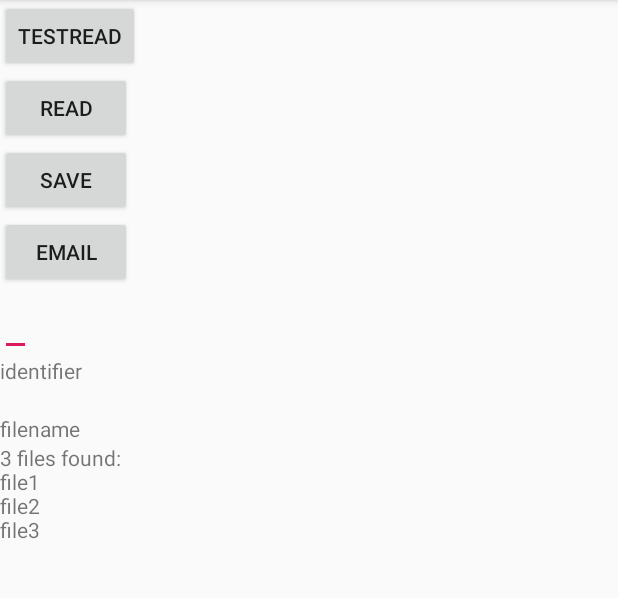
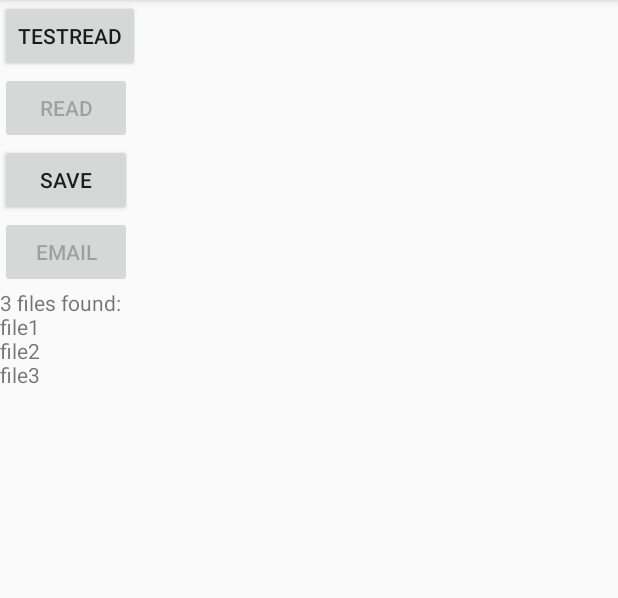
Before and after one commit to jackreuter/bio-bot, an Android app: the screen it shows after launch (MainActivity), after a tap on "TESTREAD", on a phone screen of 412 x 824 dp, the part 84-682 px from its top. Run offline under Robolectric (Android 15) with nearby library versions, the phone set to English and light mode, and no system bars.

Commit message:
Stop app from crashing when USB unplugged (it was triggering callback). Stop from crashing on USB unplug before connection opened. Save data on rotation. Get rid of unused text views.

```diff
--- a/app/src/main/java/jackreuter/biobot/MainActivity.java
+++ b/app/src/main/java/jackreuter/biobot/MainActivity.java
@@ -9,6 +9,7 @@ import android.support.v7.app.AppCompatActivity;
 import android.view.View;
 import android.net.Uri;
 import android.widget.Toast;
+import android.widget.ScrollView;
 import android.content.pm.PackageManager;
 
 import android.hardware.usb.UsbDevice;
@@ -49,24 +50,26 @@ public class MainActivity extends AppCompatActivity {
     Button readButton, saveButton, emailButton;
     EditText identifierText;
     TextView filenameView;
+    ScrollView feedbackContainer;
     TextView feedbackView;
     UsbManager usbManager;
     IntentFilter filter;
     UsbDevice device;
     UsbDeviceConnection connection;
-    UsbSerialDevice serialPort;
+    com.felhr.usbserial.UsbSerialDevice serialPort;
     String[] filenames;
     String[] contents;
 
     /** callback used to communicate with arduino, takes arduino data and parses into
      filenames[] and contents[] */
-    UsbSerialInterface.UsbReadCallback mCallback = new UsbSerialInterface.UsbReadCallback() { //Defining a Callback which triggers whenever data is read.
+    com.felhr.usbserial.UsbSerialInterface.UsbReadCallback mCallback = new UsbSerialInterface.UsbReadCallback() { //Defining a Callback which triggers whenever data is read.
         @Override
         public void onReceivedData(byte[] arg0) {
             String data;
             try {
                 data = new String(arg0, "UTF-8");
-                if (data.substring(0,1).equals(CUE_START)) {
+                if (data.length() > 0) {
+                    if (data.substring(0, 1).equals(CUE_START)) {
                         data = data.substring(1);
                         String[] files = data.split(CUE_NEW_FILE);
                         filenames = new String[files.length];
@@ -78,8 +81,14 @@ public class MainActivity extends AppCompatActivity {
                             contents[i] = fileLong[1];
                             tvAppend(feedbackView, fileLong[0] + "\n");
                         }
+                        if (files.length > 0) {
+                            buttonEnable(saveButton, true);
+                        }
                     } else {
-                    tvAppend(feedbackView, "Received: " + data);
+                        tvAppend(feedbackView, "Received: " + data + "\n");
+                    }
+                } else {
+                    tvAppend(feedbackView, "\n");
                 }
             } catch (UnsupportedEncodingException e) {
                 e.printStackTrace();
@@ -100,7 +109,7 @@ public class MainActivity extends AppCompatActivity {
                     serialPort = UsbSerialDevice.createUsbSerialDevice(device, connection);
                     if (serialPort != null) {
                         if (serialPort.open()) { //Set Serial Connection Parameters.
-                            setUiEnabled(true); //Enable Buttons in UI
+                            readButton.setEnabled(true); //Enable Buttons in UI
                             serialPort.setBaudRate(9600);
                             serialPort.setDataBits(UsbSerialInterface.DATA_BITS_8);
                             serialPort.setStopBits(UsbSerialInterface.STOP_BITS_1);
@@ -127,18 +136,58 @@ public class MainActivity extends AppCompatActivity {
 
     };
 
+    /**
+    @Override
+    protected void onPause() {
+        super.onPause();
+        unregisterReceiver(broadcastReceiver);
+    }
+
+    /**
+    @Override
+    protected void onResume() {
+        super.onResume();
+        filter = new IntentFilter();
+        filter.addAction(ACTION_USB_PERMISSION);
+        filter.addAction(UsbManager.ACTION_USB_DEVICE_ATTACHED);
+        filter.addAction(UsbManager.ACTION_USB_DEVICE_DETACHED);
+        registerReceiver(broadcastReceiver, filter);
+    }
+     **/
+
+    @Override
+    protected void onSaveInstanceState(Bundle outState) {
+        super.onSaveInstanceState(outState);
+        outState.putBoolean("isReadButtonEnabled",readButton.isEnabled());
+        outState.putBoolean("isSaveButtonEnabled",saveButton.isEnabled());
+        outState.putBoolean("isEmailButtonEnabled",emailButton.isEnabled());
+        outState.putCharSequence("feedbackViewText", feedbackView.getText());
+        if (filenames != null) {
+            outState.putStringArray("filenames", filenames);
+        } else {
+            outState.putStringArray("filenames", new String[0]);
+        }
+        if (contents != null) {
+            outState.putStringArray("contents", contents);
+        } else {
+            outState.putStringArray("contents", new String[0]);
+        }
+
+    }
+
     @Override
     protected void onCreate(Bundle savedInstanceState) {
         super.onCreate(savedInstanceState);
         setContentView(R.layout.activity_main);
-
         usbManager = (UsbManager) getSystemService(this.USB_SERVICE);
         readButton = (Button) findViewById(R.id.buttonRead);
         saveButton = (Button) findViewById(R.id.buttonSave);
         emailButton = (Button) findViewById(R.id.buttonEmail);
-        identifierText = (EditText) findViewById(R.id.identifierText);
-        filenameView = (TextView) findViewById(R.id.filenameView);
-        feedbackView = (TextView) findViewById(R.id.feedbackView);
+        //identifierText = (EditText) findViewById(R.id.identifierText);
+        //filenameView = (TextView) findViewById(R.id.filenameView);
+        feedbackContainer = (ScrollView) findViewById(R.id.feedbackContainer);
+        feedbackView = new TextView(this);
+        feedbackContainer.addView(feedbackView);
         setUiEnabled(false);
 
         filter = new IntentFilter();
@@ -147,13 +196,22 @@ public class MainActivity extends AppCompatActivity {
         filter.addAction(UsbManager.ACTION_USB_DEVICE_DETACHED);
         registerReceiver(broadcastReceiver, filter);
 
-        int result = ContextCompat.checkSelfPermission(getApplicationContext(), Manifest.permission.ACCESS_FINE_LOCATION);
-        if (result == PackageManager.PERMISSION_GRANTED) {Log.d("","granted");}
+        //int result = ContextCompat.checkSelfPermission(getApplicationContext(), Manifest.permission.ACCESS_FINE_LOCATION);
+        //if (result == PackageManager.PERMISSION_GRANTED) {Log.d("","granted");}
 
         connect();
 
+        if (savedInstanceState != null) {
+            feedbackView.append(savedInstanceState.getCharSequence("feedbackViewText"));
+            filenames = savedInstanceState.getStringArray("filenames");
+            contents = savedInstanceState.getStringArray("contents");
+            readButton.setEnabled(savedInstanceState.getBoolean("isReadButtonEnabled"));
+            saveButton.setEnabled(savedInstanceState.getBoolean("isSaveButtonEnabled"));
+            emailButton.setEnabled(savedInstanceState.getBoolean("isEmailButtonEnabled"));
+        }
     }
 
+    /** unregister the broadcast Receiver */
     @Override
     protected void onDestroy() {
         super.onDestroy();
@@ -178,6 +236,17 @@ public class MainActivity extends AppCompatActivity {
         });
     }
 
+    /** set UIenabled during callback thread */
+    private void buttonEnable(Button button, Boolean choice) {
+        final Button b = button;
+        final Boolean bool = choice;
+        runOnUiThread(new Runnable() {
+            @Override public void run() {
+                b.setEnabled(bool);
+            }
+        });
+    }
+
     /** connects arduino if found, triggers broadcastReceiver to open up a serial connection */
     public void connect() {
         HashMap<String, UsbDevice> usbDevices = usbManager.getDeviceList();
@@ -186,15 +255,16 @@ public class MainActivity extends AppCompatActivity {
             for (Map.Entry<String, UsbDevice> entry : usbDevices.entrySet()) {
                 device = entry.getValue();
                 int deviceVID = device.getVendorId();
-                Toast.makeText(MainActivity.this, Integer.toString(deviceVID),Toast.LENGTH_LONG).show();
-                if (deviceVID == 6790)//Arduino Vendor ID, not sure where to find
+                Toast.makeText(MainActivity.this, "Device ID: " + Integer.toString(deviceVID),Toast.LENGTH_LONG).show();
+                //if (deviceVID == 6790)//Arduino Vendor ID, not sure where to find
+                try
                 {
                     PendingIntent pi = PendingIntent.getBroadcast(this, 0,
                             new Intent(ACTION_USB_PERMISSION), 0);
                     usbManager.requestPermission(device, pi);
                     keep = false;
 
-                } else {
+                } catch (Exception e) {
                     connection = null;
                     device = null;
                 }
@@ -221,7 +291,9 @@ public class MainActivity extends AppCompatActivity {
             contents[i] = fileLong[1];
             feedbackView.append(fileLong[0]+"\n");
         }
-        setUiEnabled(true);
+        if (filenames.length > 0) {
+            saveButton.setEnabled(true);
+        }
     }
 
     /** send cue '$' to read file from arduino */
@@ -276,13 +348,14 @@ public class MainActivity extends AppCompatActivity {
                 pw.close();
                 f.close();
                 feedbackView.append("File written to " + file + "\n");
+                emailButton.setEnabled(true);
             }
         } catch (FileNotFoundException e) {
             e.printStackTrace();
-            feedbackView.append("Check permissions in app settings");
+            feedbackView.append("Check permissions in app settings\n");
         } catch (IOException e) {
             e.printStackTrace();
-            feedbackView.append("Unknown error");
+            feedbackView.append("Unknown error\n");
         }
     }
 
@@ -324,9 +397,11 @@ public class MainActivity extends AppCompatActivity {
 
     /** end connection if disconnected */
     public void endConnection() {
-        setUiEnabled(false);
+        readButton.setEnabled(false);
+        if (serialPort != null) {
             serialPort.close();
-        tvAppend(feedbackView, "Serial connection closed!");
+            Toast.makeText(MainActivity.this, "Serial connection closed", Toast.LENGTH_LONG).show();
+        }
     }
 
 }
--- a/app/src/main/res/layout/activity_main.xml
+++ b/app/src/main/res/layout/activity_main.xml
@@ -43,6 +43,7 @@
             android:id="@+id/buttonEmail"
             android:onClick="onClickEmail"/>
 
+<!--
         <EditText
             android:layout_width="wrap_content"
             android:layout_height="wrap_content"
@@ -68,12 +69,12 @@
             android:text="filename"
             android:id="@+id/filenameLabel"
             android:layout_below="@id/filenameView"/>
-
-        <TextView
-            android:layout_width="wrap_content"
+-->
+        <ScrollView
+            android:layout_width="match_parent"
             android:layout_height="wrap_content"
-            android:id="@+id/feedbackView"
-            android:layout_below="@+id/filenameLabel" />
+            android:id="@+id/feedbackContainer"
+            android:layout_below="@+id/buttonEmail" />
 
     </RelativeLayout>
 
```
Lines whose indentation alone changed are shown as unchanged.
